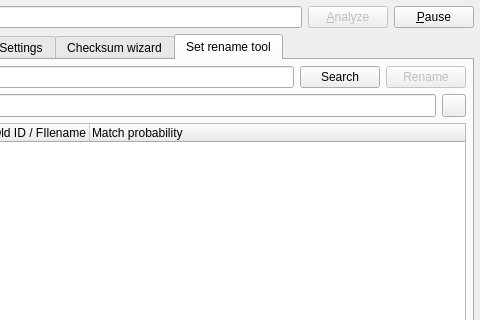
This is romalyzer.ui in qmc2/qmc2-mame-fe as Qt 5 draws it before an edit; both pictures show x 125 to 605 and y 0 to 320 of the 605 by 646 pixel window. The edited form follows.
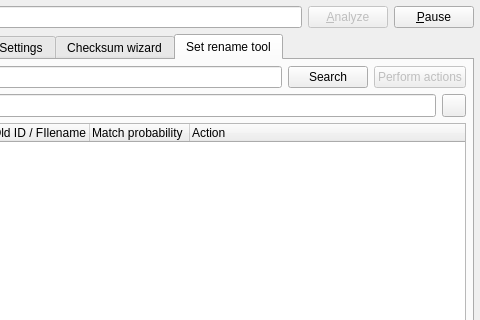
This is the edited form. The open tabs and pages were chosen to show the change. Icons and pictures are not drawn.

Commit message: wip: set rename tool: minor UI improvements

Patch:
```diff
--- a/romalyzer.ui
+++ b/romalyzer.ui
@@ -1477,7 +1477,7 @@
           <string>Rename selected sets</string>
          </property>
          <property name="text">
-          <string>Rename</string>
+          <string>Perform actions</string>
          </property>
          <property name="icon">
           <iconset resource="qmc2.qrc">
@@ -1529,6 +1529,11 @@
            <string>Match probability</string>
           </property>
          </column>
+         <column>
+          <property name="text">
+           <string>Action</string>
+          </property>
+         </column>
         </widget>
        </item>
        <item row="4" column="0" colspan="4">
```
Left out of the diff: 8 changed lines with no effect on the pictures. The commit also changes 19 other files.
